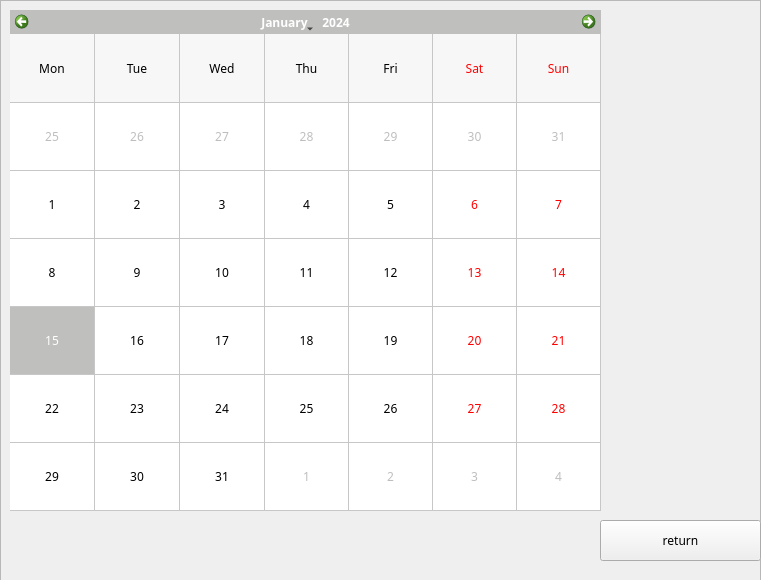
Above: Comcalen/EmployeeCalendar.ui from Rolkarolka/Comcalen before the change. Below: the same form after it.
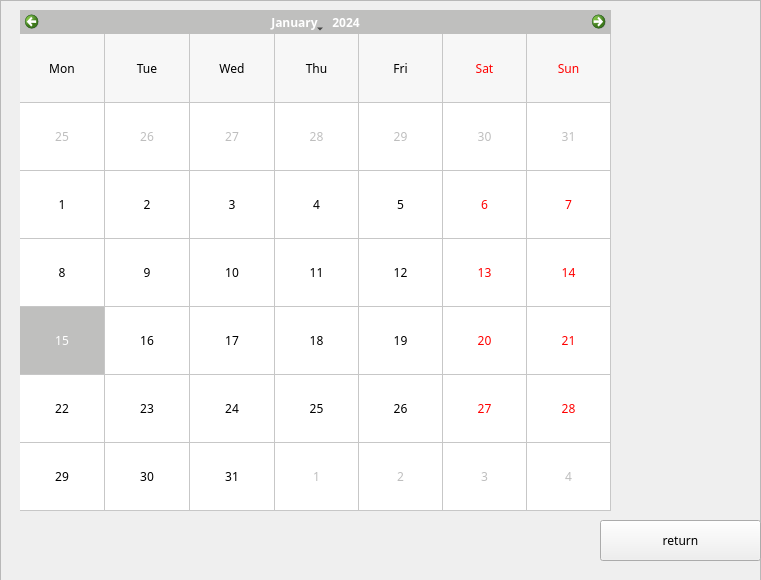
That is the form after the change. Icons and pictures are not drawn.

The edit to the form file:
```diff
--- a/Comcalen/EmployeeCalendar.ui
+++ b/Comcalen/EmployeeCalendar.ui
@@ -71,7 +71,7 @@
    <widget class="QCalendarWidget" name="calendar_employee">
     <property name="geometry">
      <rect>
-      <x>10</x>
+      <x>20</x>
       <y>10</y>
       <width>591</width>
       <height>501</height>
```
Left out of the diff: 22 changed lines with no effect on the pictures.
